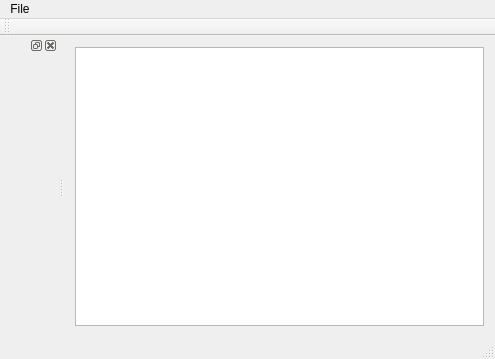
Above: DehazePlatform/mainwindow.ui from DehazeProgram/DehazePlatform before the change. Below: the same form after it.
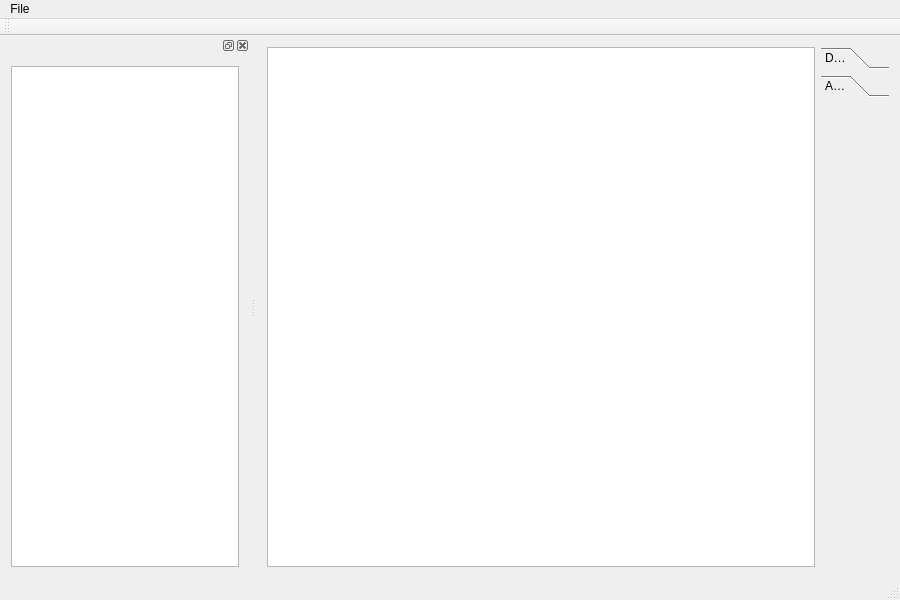
That is the form after the change.

Diff of the .ui file:
```diff
--- a/DehazePlatform/mainwindow.ui
+++ b/DehazePlatform/mainwindow.ui
@@ -6,8 +6,8 @@
    <rect>
     <x>0</x>
     <y>0</y>
-    <width>495</width>
-    <height>359</height>
+    <width>900</width>
+    <height>600</height>
    </rect>
   </property>
   <property name="windowTitle">
@@ -18,6 +18,48 @@
     <item>
      <widget class="QGraphicsView" name="graphicsView"/>
     </item>
+    <item>
+     <widget class="QToolBox" name="toolBox">
+      <property name="enabled">
+       <bool>true</bool>
+      </property>
+      <property name="sizePolicy">
+       <sizepolicy hsizetype="Fixed" vsizetype="Preferred">
+        <horstretch>0</horstretch>
+        <verstretch>0</verstretch>
+       </sizepolicy>
+      </property>
+      <property name="currentIndex">
+       <number>1</number>
+      </property>
+      <widget class="QWidget" name="widget">
+       <property name="geometry">
+        <rect>
+         <x>0</x>
+         <y>0</y>
+         <width>69</width>
+         <height>473</height>
+        </rect>
+       </property>
+       <attribute name="label">
+        <string>Dehaze</string>
+       </attribute>
+      </widget>
+      <widget class="QWidget" name="widget">
+       <property name="geometry">
+        <rect>
+         <x>0</x>
+         <y>0</y>
+         <width>69</width>
+         <height>473</height>
+        </rect>
+       </property>
+       <attribute name="label">
+        <string>AutoColor</string>
+       </attribute>
+      </widget>
+     </widget>
+    </item>
    </layout>
   </widget>
   <widget class="QMenuBar" name="menuBar">
@@ -25,7 +67,7 @@
     <rect>
      <x>0</x>
      <y>0</y>
-     <width>495</width>
+     <width>900</width>
      <height>23</height>
     </rect>
    </property>
@@ -47,10 +89,50 @@
   </widget>
   <widget class="QStatusBar" name="statusBar"/>
   <widget class="QDockWidget" name="dockWidget">
+   <property name="sizePolicy">
+    <sizepolicy hsizetype="Minimum" vsizetype="Minimum">
+     <horstretch>0</horstretch>
+     <verstretch>0</verstretch>
+    </sizepolicy>
+   </property>
+   <property name="maximumSize">
+    <size>
+     <width>250</width>
+     <height>524287</height>
+    </size>
+   </property>
    <attribute name="dockWidgetArea">
     <number>1</number>
    </attribute>
-   <widget class="QWidget" name="dockWidgetContents"/>
+   <widget class="QWidget" name="dockWidgetContents">
+    <layout class="QVBoxLayout" name="verticalLayout">
+     <item>
+      <widget class="QTreeView" name="treeView">
+       <property name="enabled">
+        <bool>true</bool>
+       </property>
+       <property name="sizePolicy">
+        <sizepolicy hsizetype="Expanding" vsizetype="Expanding">
+         <horstretch>0</horstretch>
+         <verstretch>0</verstretch>
+        </sizepolicy>
+       </property>
+       <property name="minimumSize">
+        <size>
+         <width>0</width>
+         <height>0</height>
+        </size>
+       </property>
+       <property name="maximumSize">
+        <size>
+         <width>250</width>
+         <height>16777215</height>
+        </size>
+       </property>
+      </widget>
+     </item>
+    </layout>
+   </widget>
   </widget>
   <action name="actionOpen">
    <property name="text">
```
